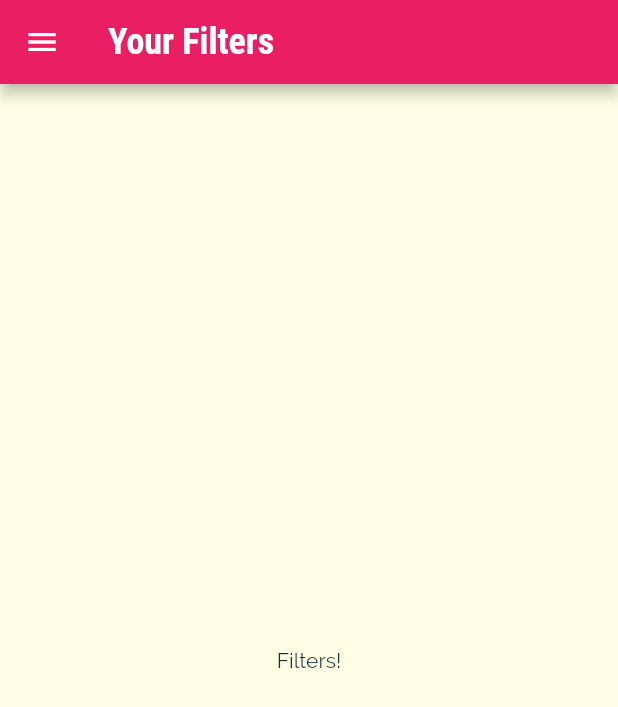
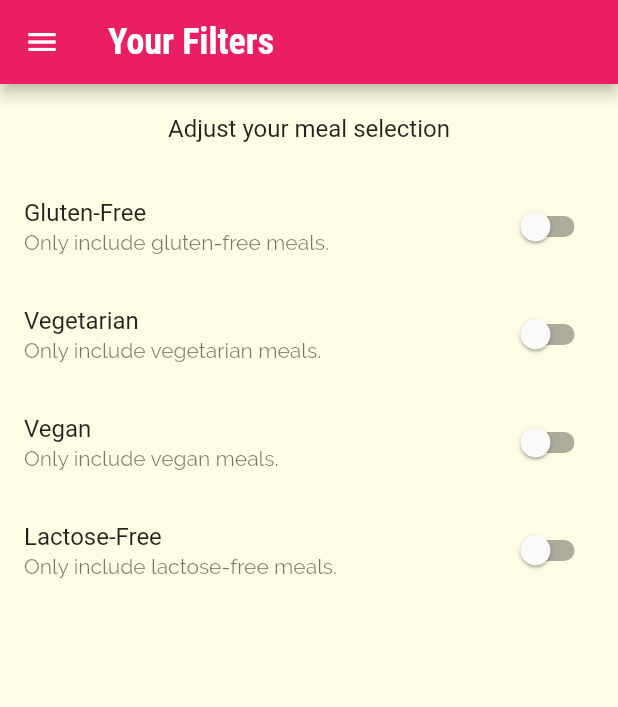
Before and after one commit to Borschik0/meals_app, a Flutter app: the FiltersScreen screen opened by its route, on a phone screen of 412 x 824 dp. Shown: the top 707 px of the screen. Run offline on Flutter 3.47's test engine with Material 2 defaults, Android fonts, the phone set to English and light mode, and no system bars.

Commit message:
Update 12

```diff
--- a/lib/screens/filters_screen.dart
+++ b/lib/screens/filters_screen.dart
@@ -1,18 +1,54 @@
 import 'package:flutter/material.dart';
 import 'package:meals_app/widgets/main_drawer.dart';
 
-class FiltersScreen extends StatelessWidget {
+class FiltersScreen extends StatefulWidget {
   static const routeName = '/filters';
   const FiltersScreen({Key? key}) : super(key: key);
+
+  @override
+  State<FiltersScreen> createState() => _FiltersScreenState();
+}
+
+class _FiltersScreenState extends State<FiltersScreen> {
+  bool _glutenFree = false;
+  bool _vegetarian = false;
+  bool _vegan = false;
+  bool _lactoseFree = false;
+
+  Widget _buildSwitchListTile(String title, String subtitle, bool currentValue, Function(bool)? onChanged){
+    return  SwitchListTile(title: Text(title), subtitle: Text(subtitle), value: currentValue, onChanged: onChanged);
+  }
+
   @override
   Widget build(BuildContext context) {
 
     return  Scaffold(
-      appBar: AppBar(title: Text('Your Filters'),),
+      appBar: AppBar(title: const Text('Your Filters'),),
       drawer: const  MainDrawer(),
-      body: const Center(
-        child: Text('Filters!')
-      ),
+      body: Column(
+        children: <Widget>[
+          Container(
+            padding: const EdgeInsets.all(20),
+            child: Text('Adjust your meal selection', style: Theme.of(context).textTheme.subtitle1,),
+          ),
+          Expanded(child: ListView(
+            children: <Widget>[
+              _buildSwitchListTile('Gluten-Free', 'Only include gluten-free meals.', _glutenFree, (newValue){setState(() {
+                _glutenFree = newValue;
+              });}),
+              _buildSwitchListTile('Vegetarian', 'Only include vegetarian meals.', _vegetarian, (newValue){setState(() {
+                _vegetarian = newValue;
+              });}),
+              _buildSwitchListTile('Vegan', 'Only include vegan meals.', _vegan, (newValue){setState(() {
+                _vegan = newValue;
+              });}),
+              _buildSwitchListTile('Lactose-Free', 'Only include lactose-free meals.', _lactoseFree, (newValue){setState(() {
+                _lactoseFree = newValue;
+              });}),
+            ],
+          ))
+        ],
+      )
     );
   }
 }
```
